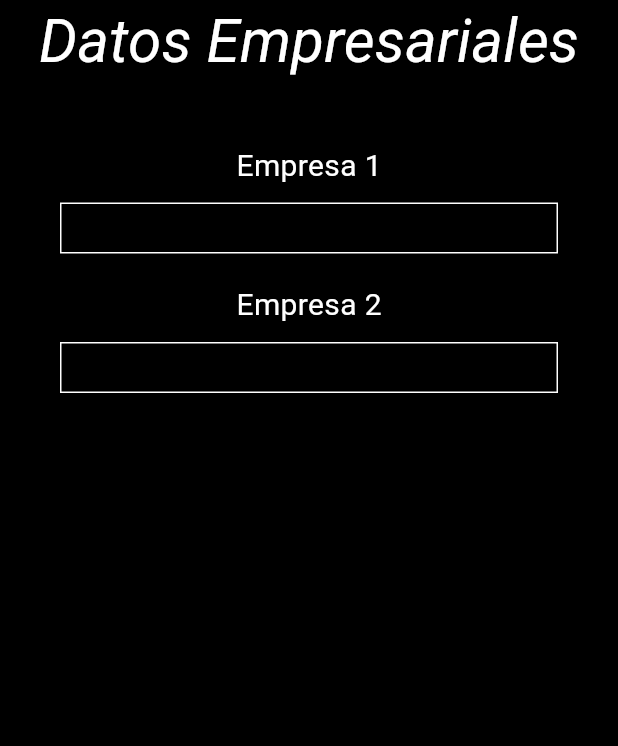
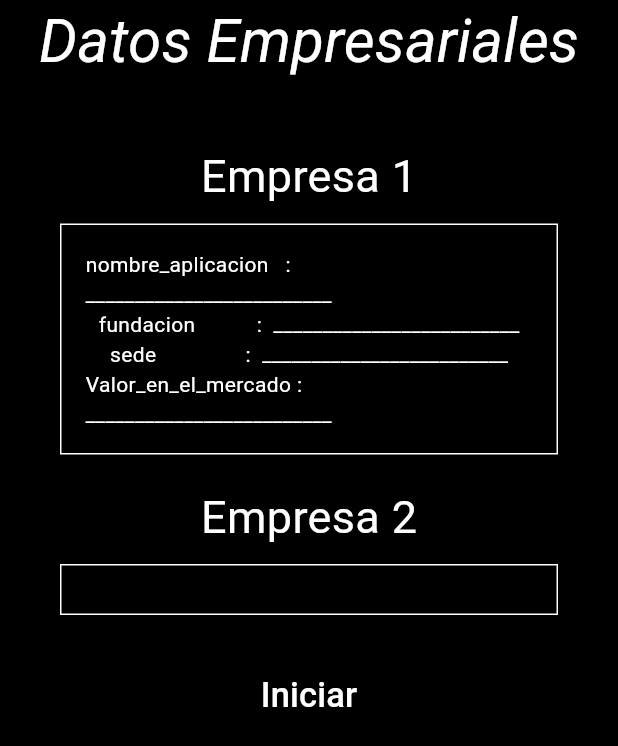
Before and after one commit to julio763284/Proyecto-21-08-2025, a Flutter app: the screen it shows after launch, on a phone screen of 412 x 824 dp. Shown: the top 746 px of the screen. Run offline on Flutter 3.47's test engine with Material 3 defaults, Android fonts, the phone set to English and light mode, and no system bars; our stand-ins replace bloc, equatable, flutter_bloc.

Commit message:
Creacion del Boton

```diff
--- a/app/lib/features/Cubit/Estados.dart
+++ b/app/lib/features/Cubit/Estados.dart
@@ -1,4 +1,5 @@
 import 'package:equatable/equatable.dart';
+import 'package:app/features/model/modelo.dart';
 
 
 class EstadoCentral extends Equatable {
@@ -15,7 +16,7 @@ class EstadoCargando extends EstadoCentral {}
 class EstadoFallo extends EstadoCentral {}
 
 class EstadoExitoso extends EstadoCentral {
-  final mimodelo;
+  final Modelo mimodelo;
   EstadoExitoso(this.mimodelo);
 
 }
--- a/app/lib/features/Cubit/cubit.dart
+++ b/app/lib/features/Cubit/cubit.dart
@@ -13,7 +13,7 @@ class Manejadordeestados extends Cubit<EstadoCentral> {
     final url = Uri.parse("https://gist.githubusercontent.com/julio763284/747854e8547135bdb93203aa23bb342f/raw/9c083bb2282202557e7d4797a34d422b5213e8f3/gistfile1.txt");
     final response = await http.get(url);
     if (response.statusCode == 200) {
-    Map info = jsonDecode(response.body);
+    final info = jsonDecode(response.body);
     Modelo data = Modelo(info);
     emit(EstadoExitoso(data));
     } else{
--- a/app/lib/features/Widgets/Vistas1cuadro.dart
+++ b/app/lib/features/Widgets/Vistas1cuadro.dart
@@ -2,8 +2,7 @@ import 'package:flutter/material.dart';
 import 'package:flutter_bloc/flutter_bloc.dart';
 import 'package:app/features/cubit/Estados.dart';
 import 'package:app/features/cubit/cubit.dart';
-
-
+import 'package:app/features/model/modelo.dart';
 
 class Cuadro1 extends StatelessWidget {
   const Cuadro1({super.key});
@@ -23,61 +22,55 @@ class Cuadro1 extends StatelessWidget {
         } else {
           return _builtFailure();
         }
-
-
       },
     );
   }
 
-  Widget _builtinitial(){
-    return Scaffold(
-      body: Column(
+  Widget _builtinitial() {
+    return Column(
       crossAxisAlignment: CrossAxisAlignment.center,
       children: [
-        Text("nombre_aplicacion   :  _________________________"),
-        Text("fundacion           :  _________________________"),
-        Text("sede                :  _________________________"),
-        Text("Valor_en_el_mercado :  _________________________"),
+        Text(
+          "nombre_aplicacion   :  _________________________",
+          style: TextStyle(color: Colors.white),
+        ),
+        Text(
+          "fundacion           :  _________________________",
+          style: TextStyle(color: Colors.white),
+        ),
+        Text(
+          "sede                :  _________________________",
+          style: TextStyle(color: Colors.white),
+        ),
+        Text(
+          "Valor_en_el_mercado :  _________________________",
+          style: TextStyle(color: Colors.white),
+        ),
       ],
-
-      ),
     );
   }
 
-  Widget _builtloading(){
-    return Scaffold(
-      body: Column(
+  Widget _builtloading() {
+    return Center(child: CircularProgressIndicator());
+  }
+
+  Widget _builtSuccess(EstadoExitoso state) {
+    final Modelo info = state.mimodelo;
+    return Column(
       crossAxisAlignment: CrossAxisAlignment.center,
       children: [
-        Text("nombre_aplicacion   :  _________________________"),
-        Text("fundacion           :  _________________________"),
-        Text("sede                :  _________________________"),
-        Text("Valor_en_el_mercado :  _________________________"),
+        Text("nombre_aplicacion   : ${info.nombreEmpresa} "),
+        Text("fundacion           : ${info.fundacion}"),
+        Text("sede                : ${info.sede}"),
+        Text("Valor_en_el_mercado : ${info.valorenbolsa}"),
       ],
-
-      ),
-    );
-  }
-
-  Widget _builtSuccess(EstadoExitoso state){
-    return Scaffold(
-      body: Column(
-        crossAxisAlignment: CrossAxisAlignment.center,
-        children: [
-        Text("nombre_aplicacion   :  _________________________"),
-        Text("fundacion           :  _________________________"),
-        Text("sede                :  _________________________"),
-        Text("Valor_en_el_mercado :  _________________________"),
-        ],
-
-      ),
     );
   }
 
   Widget _builtFailure() {
     return Center(
       child: Text(
-        "404 Founded ",
+        "404 Not Found ",
         style: TextStyle(fontSize: 40, color: Colors.red),
       ),
     );
--- a/app/lib/main.dart
+++ b/app/lib/main.dart
@@ -23,7 +23,9 @@ class Homepage extends StatelessWidget {
   });
 
   @override
+
   Widget build(BuildContext context) {
+     final appcubit = context.read<Manejadordeestados>();
     return MaterialApp(
       home: Scaffold(
         backgroundColor: Colors.black,
@@ -34,7 +36,7 @@ class Homepage extends StatelessWidget {
           padding: const EdgeInsets.all(40),
           child: Column(
             children: [
-               const Text("Empresa 1" ,style: TextStyle(color: Colors.white , fontSize: 20,),),
+               const Text("Empresa 1" ,style: TextStyle(color: Colors.white , fontSize: 30,),),
                const SizedBox(height: 10),
                Container(
                 width: double.infinity,
@@ -43,11 +45,12 @@ class Homepage extends StatelessWidget {
                 color: Colors.black,
                 border: Border.all(color: Colors.white),
               ),
+              child: Cuadro1(),
               ),
 
 
               const SizedBox(height: 20),
-              const Text("Empresa 2" ,style: TextStyle(color: Colors.white , fontSize: 20,),),
+              const Text("Empresa 2" ,style: TextStyle(color: Colors.white , fontSize: 30,),),
               const SizedBox(height: 10),
               Container(
                 width: double.infinity,
@@ -57,6 +60,13 @@ class Homepage extends StatelessWidget {
                 border: Border.all(color: Colors.white),
               ),
               ),
+
+              const SizedBox(height: 30),
+              ElevatedButton(
+              style: ElevatedButton.styleFrom(backgroundColor: Colors.black),
+              onPressed: () => appcubit.peticiondatos(),
+              child: const Text(" Iniciar " , style: TextStyle(color: Colors.white, fontSize: 23), ),
+            ),
 
             ],
 
```
Also changed, not shown: app/pubspec.lock. Lines whose indentation alone changed are shown as unchanged.
